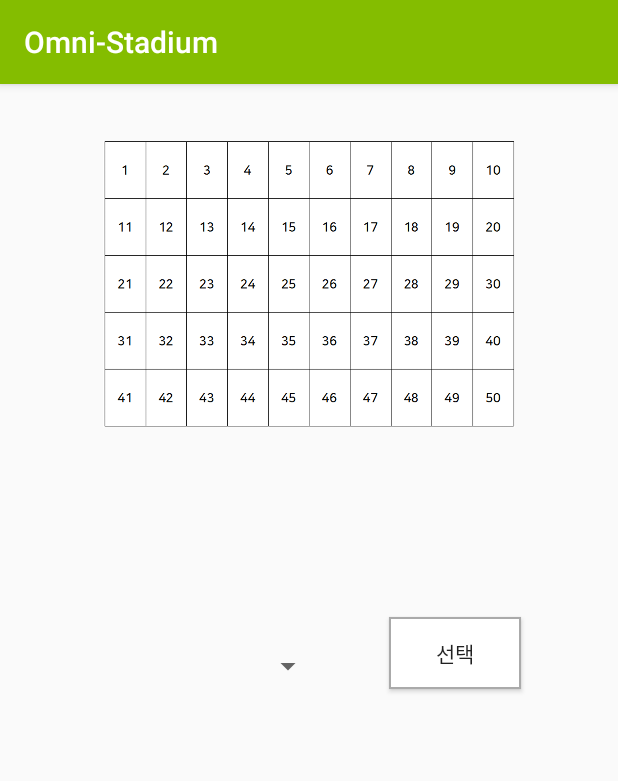
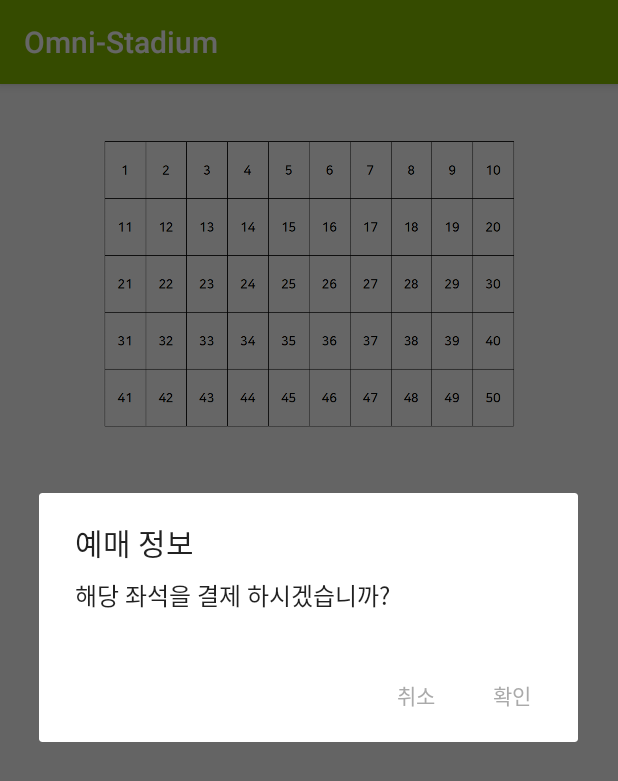
Before and after one commit to MeteorSis/Omni-Stadium--Android, an Android app: the DetailReservActivity screen opened directly, with no data from a screen before it, after a tap on "선택", on a phone screen of 412 x 824 dp. Shown: the top 781 px of the screen. Run offline under Robolectric (Android 15) with nearby library versions, the phone set to English and light mode, and no system bars; libraries missing offline, so code that uses them is left out: uk.co.senab; 1 statement that could not run was skipped.

Commit message:
Add  AlertDialog

```diff
--- a/app/src/main/java/skhu/cse/network/omni_stadium/DetailReservActivity.java
+++ b/app/src/main/java/skhu/cse/network/omni_stadium/DetailReservActivity.java
@@ -1,5 +1,7 @@
 package skhu.cse.network.omni_stadium;
 
+import android.content.DialogInterface;
+import android.support.v7.app.AlertDialog;
 import android.support.v7.app.AppCompatActivity;
 import android.os.Bundle;
 import android.view.View;
@@ -19,16 +21,38 @@ public class DetailReservActivity extends AppCompatActivity {
         setContentView(R.layout.reserv_detail);
         SeatOk = (Button)findViewById(R.id.btSeatOk);
 
-        SeatOk.setOnClickListener(new View.OnClickListener() {
-            @Override
-            public void onClick(View v) {
-                Toast.makeText(getApplicationContext(),"결제가 완료되었습니다.", Toast.LENGTH_SHORT).show();
-            }
-        });
-
         //이미지 확대 축소
         detail_seat = (ImageView) findViewById(R.id.ivDetailSeat);
         mAttacher = new PhotoViewAttacher(detail_seat);
 
+        SeatOk.setOnClickListener(new View.OnClickListener() {
+            @Override
+            public void onClick(View v) {
+                AlertDialog.Builder dlg = new AlertDialog.Builder(DetailReservActivity.this);
+                dlg.setTitle("예매 정보");
+                dlg.setMessage("해당 좌석을 결제 하시겠습니까?");
+
+                dlg.setPositiveButton("확인", new DialogInterface.OnClickListener() {
+                    @Override
+                    public void onClick(DialogInterface dialog, int which) {
+                        finish();
+                        Toast.makeText(getApplicationContext(),"결제가 완료 되었습니다.", Toast.LENGTH_SHORT).show();
+                    }
+                });
+                dlg.setNegativeButton("취소", new DialogInterface.OnClickListener() {
+                    @Override
+                    public void onClick(DialogInterface dialog, int which) {
+
+                        Toast.makeText(getApplicationContext(),"결제가 취소 되었습니다.", Toast.LENGTH_SHORT).show();
+                    }
+                });
+                dlg.show();
+                dlg.setCancelable(false); // 백버튼 비활성화
+
+            }
+        });
+
+
+
     }
 }
```
